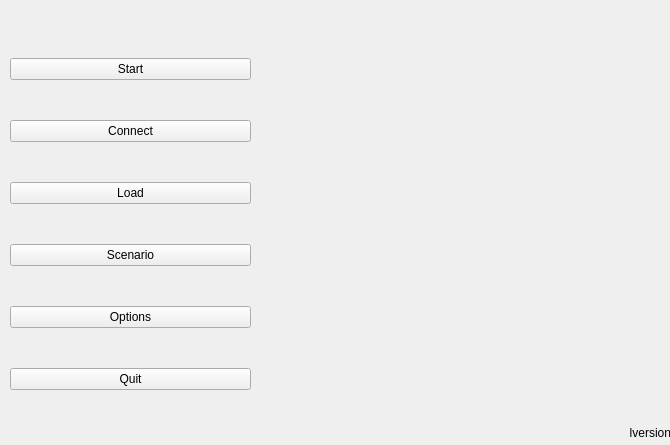
First picture: the form in client/gui-qt/page_main.ui, repository longturn/freeciv21, before the edit.
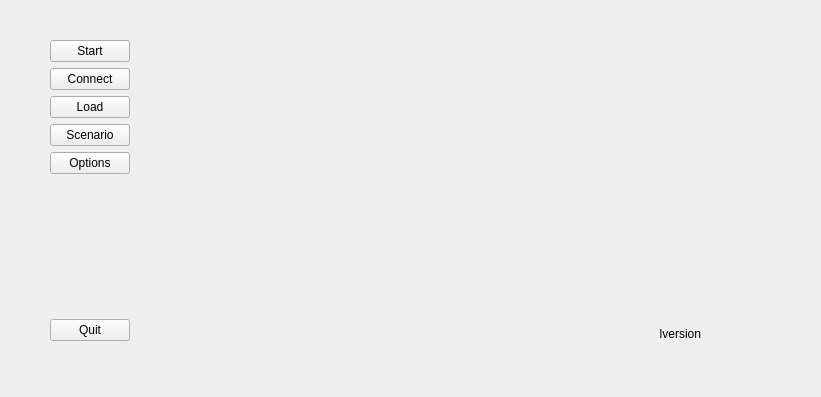
Second picture: the form after the edit.

Commit message: set layout to pages without layout

```diff
--- a/client/gui-qt/page_main.ui
+++ b/client/gui-qt/page_main.ui
@@ -6,85 +6,96 @@
    <rect>
     <x>0</x>
     <y>0</y>
-    <width>670</width>
-    <height>445</height>
+    <width>821</width>
+    <height>397</height>
    </rect>
   </property>
   <property name="windowTitle">
    <string>Form</string>
   </property>
-  <widget class="QWidget" name="verticalLayoutWidget">
+  <widget class="QWidget" name="gridLayoutWidget">
    <property name="geometry">
     <rect>
-     <x>10</x>
-     <y>24</y>
-     <width>241</width>
-     <height>401</height>
+     <x>50</x>
+     <y>40</y>
+     <width>651</width>
+     <height>301</height>
     </rect>
    </property>
-   <layout class="QVBoxLayout" name="verticalLayout">
-    <item>
+   <layout class="QGridLayout" name="gridLayout">
+    <item row="6" column="0">
+     <widget class="QPushButton" name="bquit">
+      <property name="text">
+       <string>Quit</string>
+      </property>
+     </widget>
+    </item>
+    <item row="6" column="2">
+     <widget class="QLabel" name="lversion">
+      <property name="text">
+       <string>lversion</string>
+      </property>
+      <property name="alignment">
+       <set>Qt::AlignBottom|Qt::AlignRight|Qt::AlignTrailing</set>
+      </property>
+     </widget>
+    </item>
+    <item row="3" column="1">
+     <spacer name="horizontalSpacer">
+      <property name="orientation">
+       <enum>Qt::Horizontal</enum>
+      </property>
+      <property name="sizeHint" stdset="0">
+       <size>
+        <width>40</width>
+        <height>20</height>
+       </size>
+      </property>
+     </spacer>
+    </item>
+    <item row="0" column="0">
      <widget class="QPushButton" name="bstart">
       <property name="text">
        <string>Start</string>
       </property>
      </widget>
     </item>
-    <item>
-     <widget class="QPushButton" name="bconnect">
-      <property name="text">
-       <string>Connect</string>
-      </property>
-     </widget>
-    </item>
-    <item>
-     <widget class="QPushButton" name="bload">
-      <property name="text">
-       <string>Load</string>
-      </property>
-     </widget>
-    </item>
-    <item>
+    <item row="3" column="0">
      <widget class="QPushButton" name="bscenario">
       <property name="text">
        <string>Scenario</string>
       </property>
      </widget>
     </item>
-    <item>
+    <item row="4" column="0">
      <widget class="QPushButton" name="boptions">
       <property name="text">
        <string>Options</string>
       </property>
      </widget>
     </item>
-    <item>
-     <widget class="QPushButton" name="bquit">
+    <item row="2" column="0">
+     <widget class="QPushButton" name="bload">
       <property name="text">
-       <string>Quit</string>
+       <string>Load</string>
       </property>
      </widget>
     </item>
-   </layout>
-  </widget>
-  <widget class="QWidget" name="verticalLayoutWidget_2">
-   <property name="geometry">
-    <rect>
-     <x>260</x>
-     <y>19</y>
-     <width>411</width>
-     <height>421</height>
-    </rect>
-   </property>
-   <layout class="QVBoxLayout" name="verticalLayout_2">
-    <item>
+    <item row="0" column="2" rowspan="5">
      <widget class="QLabel" name="lintro">
       <property name="text">
        <string/>
       </property>
      </widget>
     </item>
-    <item>
+    <item row="1" column="0">
+     <widget class="QPushButton" name="bconnect">
+      <property name="text">
+       <string>Connect</string>
+      </property>
+     </widget>
+    </item>
+    <item row="5" column="0">
      <spacer name="verticalSpacer">
       <property name="orientation">
        <enum>Qt::Vertical</enum>
@@ -97,16 +108,6 @@
       </property>
      </spacer>
     </item>
-    <item>
-     <widget class="QLabel" name="lversion">
-      <property name="text">
-       <string>lversion</string>
-      </property>
-      <property name="alignment">
-       <set>Qt::AlignBottom|Qt::AlignRight|Qt::AlignTrailing</set>
-      </property>
-     </widget>
-    </item>
    </layout>
   </widget>
  </widget>
```
The commit also changes 5 other files.
